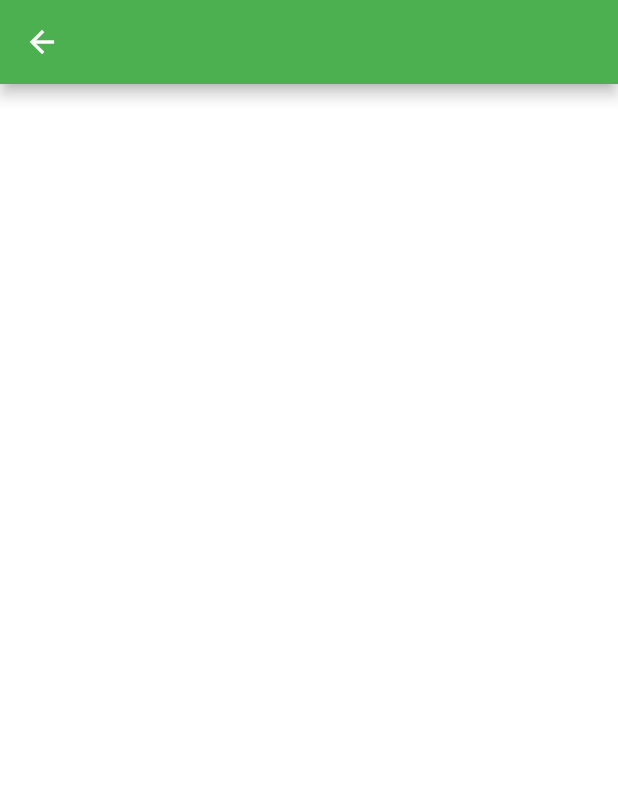
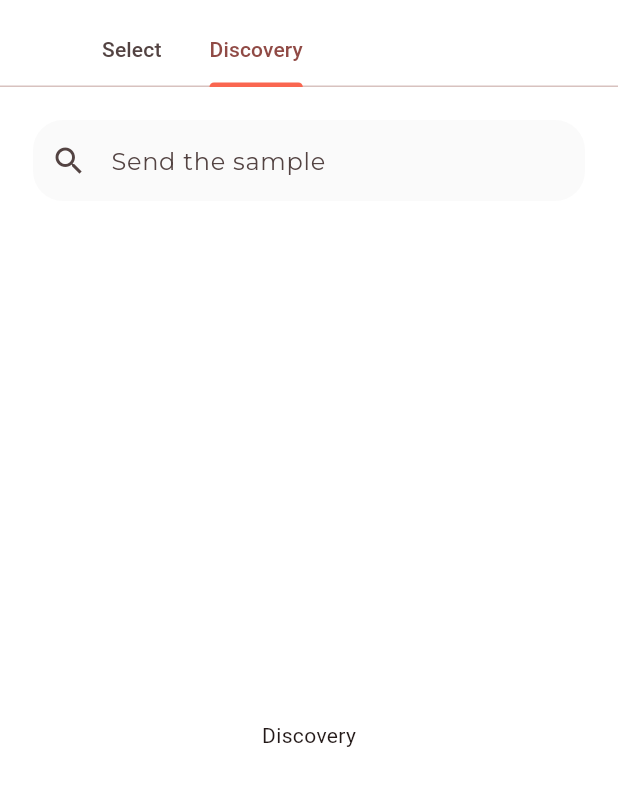
Before and after one commit to tsanichico/dogdom_app, a Flutter app: the screen it shows after launch, after a tap on "Get Captcha", on a phone screen of 412 x 824 dp. Shown: the top 786 px of the screen. Run offline on Flutter 3.47's test engine with Material 2 defaults, Android fonts, the phone set to English and light mode, and no system bars; our stand-ins replace google_fonts.

Commit message:
update content

```diff
--- /dev/null
+++ b/lib/ui/screens/discovery_screen.dart
@@ -0,0 +1,10 @@
+import 'package:flutter/material.dart';
+
+class DiscoveryScreen extends StatelessWidget {
+  const DiscoveryScreen({super.key});
+
+  @override
+  Widget build(BuildContext context) {
+    return const Placeholder();
+  }
+}
--- a/lib/ui/screens/home_screen.dart
+++ b/lib/ui/screens/home_screen.dart
@@ -1,16 +1,111 @@
+import 'package:dogdom_app/ui/screens/discovery_screen.dart';
+import 'package:dogdom_app/ui/screens/select_screen.dart';
+import 'package:flutter/material.dart';
 import 'package:dogdom_app/utils/app_color.dart';
-import 'package:flutter/material.dart';
+import 'package:dogdom_app/utils/app_typography.dart';
 
-class HomeScreen extends StatelessWidget {
-  const HomeScreen({super.key});
+class HomeScreen extends StatefulWidget {
+  @override
+  State<HomeScreen> createState() => _HomeScreenState();
+}
+
+class _HomeScreenState extends State<HomeScreen> {
+  int _selectedIndex = 1;
+  late List<Map<String, Object>> _pages;
+
+  @override
+  void initState() {
+    _pages = [
+      {'page': SelectScreen(), 'title': 'Sedang proses screen'},
+      {'page': DiscoveryScreen(), 'title': 'Riwayat screen'}
+    ];
+    super.initState();
+  }
+
+  void _onItemTapped(int index) {
+    setState(() {
+      _selectedIndex = index;
+    });
+  }
 
   @override
   Widget build(BuildContext context) {
-    return Scaffold(
-      backgroundColor: AppColor.white,
-      body: SafeArea(
-        child: SingleChildScrollView(
-          child: AppBar(),
+    return MaterialApp(
+      theme: ThemeData(
+          colorSchemeSeed: const Color(0xffD43131), useMaterial3: true),
+      home: const AppBarExample(),
+    );
+  }
+}
+
+class AppBarExample extends StatelessWidget {
+  const AppBarExample({Key? key});
+
+  @override
+  Widget build(BuildContext context) {
+    const int tabsCount = 2;
+
+    return DefaultTabController(
+      initialIndex: 1,
+      length: tabsCount,
+      child: Scaffold(
+        backgroundColor: AppColor.white,
+        appBar: AppBar(
+          toolbarHeight: 10,
+          notificationPredicate: (ScrollNotification notification) {
+            return notification.depth == 1;
+          },
+          scrolledUnderElevation: 4.0,
+          backgroundColor: AppColor.white,
+          bottom: TabBar(
+            indicatorColor: AppColor.primary,
+            isScrollable: true,
+            tabs: [
+              Tab(
+                child: Text(
+                  'Select',
+                ),
+              ),
+              Tab(
+                child: Text(
+                  'Discovery',
+                ),
+              ),
+            ],
+          ),
+        ),
+        body: Column(
+          children: [
+            Padding(
+              padding: const EdgeInsets.all(22),
+              child: TextField(
+                decoration: InputDecoration(
+                  hintText: 'Send the sample',
+                  hintStyle: AppTypography.Body3,
+                  prefixIcon: Icon(Icons.search),
+                  border: OutlineInputBorder(
+                    borderRadius: BorderRadius.circular(20),
+                    borderSide: BorderSide.none,
+                  ),
+                  filled: true,
+                  fillColor: AppColor.grey5,
+                  contentPadding: EdgeInsets.symmetric(vertical: 15),
+                ),
+              ),
+            ),
+            Expanded(
+              child: TabBarView(
+                children: [
+                  Center(
+                    child: Text('Select'),
+                  ),
+                  Center(
+                    child: Text('Discovery'),
+                  ),
+                ],
+              ),
+            ),
+          ],
         ),
       ),
     );
--- a/lib/ui/screens/login_screen.dart
+++ b/lib/ui/screens/login_screen.dart
@@ -36,6 +36,7 @@ class LoginScreen extends StatelessWidget {
                       ),
                       child: TextFormField(
                         initialValue: '   +62',
+                        keyboardType: TextInputType.number,
                         decoration: InputDecoration(
                           filled: true,
                           fillColor: AppColor.grey5,
@@ -91,7 +92,7 @@ class LoginScreen extends StatelessWidget {
                         ),
                         child: Text(
                           'Password to Login',
-                          style: AppTypography.Body3.copyWith(
+                          style: AppTypography.Body5.copyWith(
                             color: AppColor.white,
                           ),
                         ),
--- /dev/null
+++ b/lib/ui/screens/select_screen.dart
@@ -0,0 +1,16 @@
+import 'package:dogdom_app/utils/app_color.dart';
+import 'package:flutter/material.dart';
+
+class SelectScreen extends StatelessWidget {
+  @override
+  Widget build(BuildContext context) {
+    return const Scaffold(
+      backgroundColor: AppColor.white,
+      body: SingleChildScrollView(
+        child: Column(
+
+        ),
+      ),
+    );
+  }
+}
--- a/lib/ui/screens/splash_screen.dart
+++ b/lib/ui/screens/splash_screen.dart
@@ -27,7 +27,7 @@ class _SplashScreenState extends State<SplashScreen> {
       body: SafeArea(
         child: Center(
           child: Column(
-            mainAxisAlignment: MainAxisAlignment.end,
+            mainAxisAlignment: MainAxisAlignment.center,
             children: [
               Image.asset(
                 'assets/images/logo.png',
--- a/lib/utils/app_color.dart
+++ b/lib/utils/app_color.dart
@@ -18,5 +18,5 @@ abstract class AppColor {
   static const grey2 = Color(0xff4F4F4F);
   static const grey3 = Color(0xff828282);
   static const grey4 = Color(0xffBDBDBD);
-  static const grey5 = Color(0xffECECEC);
+  static const grey5 = Color(0xffFAFAFA);
 }
--- a/lib/utils/app_route.dart
+++ b/lib/utils/app_route.dart
@@ -1,5 +1,7 @@
+import 'package:dogdom_app/ui/screens/discovery_screen.dart';
 import 'package:dogdom_app/ui/screens/home_screen.dart';
 import 'package:dogdom_app/ui/screens/login_screen.dart';
+import 'package:dogdom_app/ui/screens/select_screen.dart';
 import 'package:flutter/material.dart';
 
 import '../ui/screens/splash_screen.dart';
@@ -8,6 +10,8 @@ abstract class AppRoutes {
   static const String loginScreen = 'login_screen';
   static const String splashScreen = 'splash_screen';
   static const String homeScreen = 'home_screen';
+  static const String selectScreen = 'select_screen';
+  static const String discoveryScreen = 'discovery_screen';
 }
 
 class AppRouter {
@@ -25,6 +29,12 @@ class AppRouter {
       case AppRoutes.homeScreen:
         screen = HomeScreen();
         break;
+      case AppRoutes.selectScreen:
+        screen = SelectScreen();
+        break;
+      case AppRoutes.discoveryScreen:
+        screen = DiscoveryScreen();
+        break;
       default:
         screen = SplashScreen();
         break;
```
Also changed, not shown: assets/images/smile.png (added).
